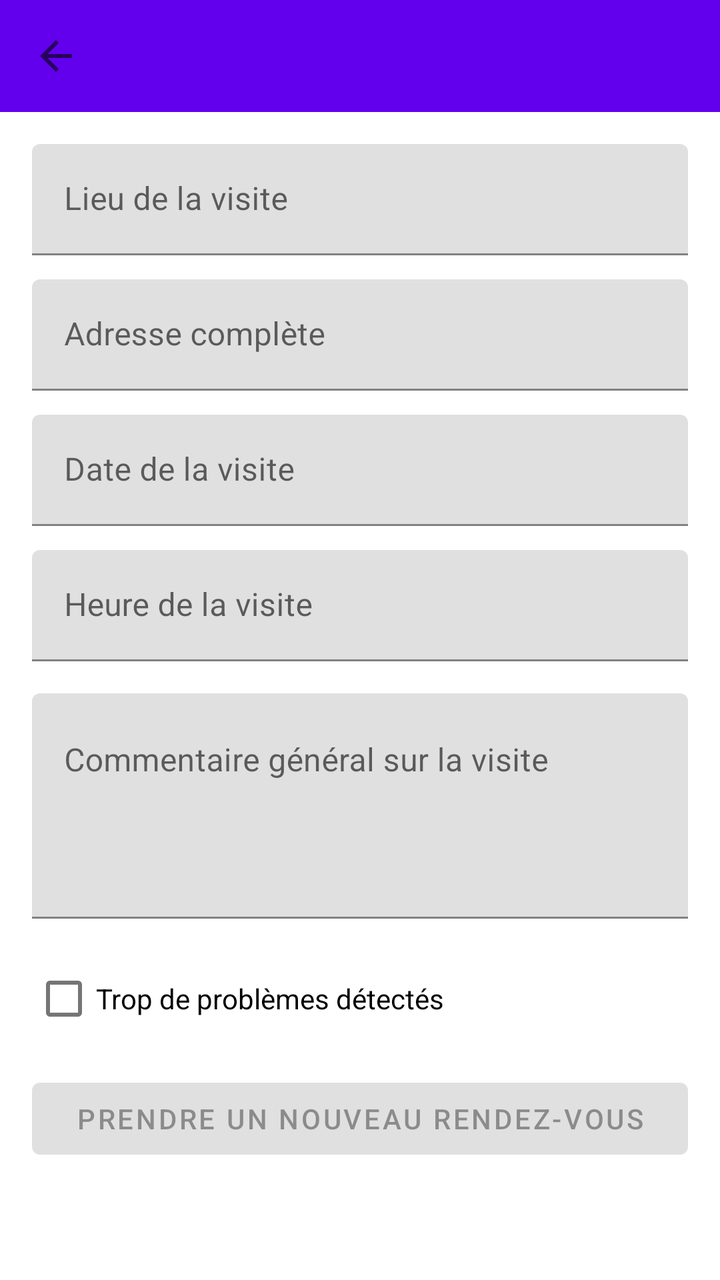
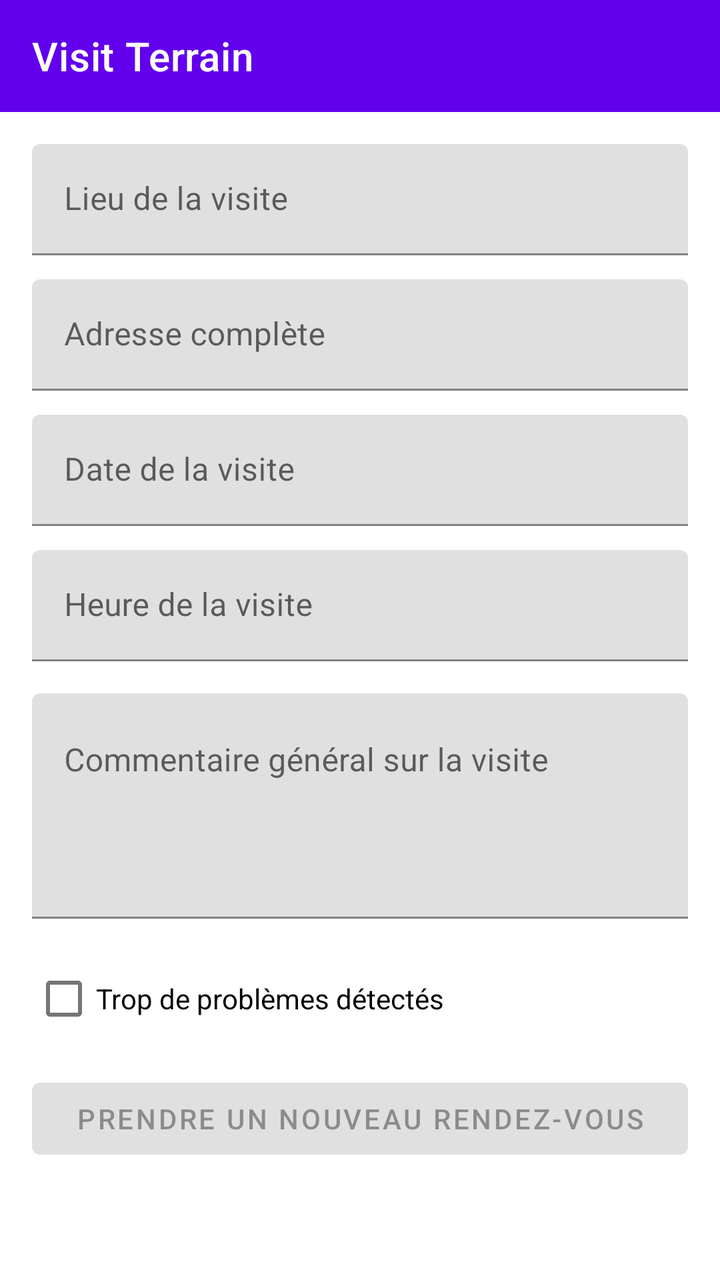

Two renders of the same Android screen: before a commit and after it. Below are the layout's source before the change and the commit's diff.
<!-- AndroidManifest.xml: application theme Theme.ApplicationTechnicien -->
<!-- res/layout/activity_terrain.xml -->
<?xml version="1.0" encoding="utf-8"?>
<androidx.constraintlayout.widget.ConstraintLayout xmlns:android="http://schemas.android.com/apk/res/android"
    xmlns:app="http://schemas.android.com/apk/res-auto"
    xmlns:tools="http://schemas.android.com/tools"
    android:id="@+id/main"
    android:layout_width="match_parent"
    android:layout_height="match_parent"
    tools:context=".terrain">

    
    <com.google.android.material.appbar.MaterialToolbar
        android:id="@+id/toolbar_photo"
        android:layout_width="0dp"
        android:layout_height="wrap_content"
        android:background="@color/purple_500"
        app:layout_constraintEnd_toEndOf="parent"
        app:layout_constraintStart_toStartOf="parent"
        app:layout_constraintTop_toTopOf="parent"
        app:navigationIcon="@drawable/ic_arrow_back_white_24dp"
        app:titleTextColor="@android:color/white" />

    
    <ScrollView
        android:layout_width="0dp"
        android:layout_height="0dp"
        android:padding="16dp"
        app:layout_constraintTop_toBottomOf="@id/toolbar_photo"
        app:layout_constraintBottom_toBottomOf="parent"
        app:layout_constraintStart_toStartOf="parent"
        app:layout_constraintEnd_toEndOf="parent">

        <LinearLayout
            android:layout_width="match_parent"
            android:layout_height="wrap_content"
            android:orientation="vertical">

            
            <com.google.android.material.textfield.TextInputLayout
                android:layout_width="match_parent"
                android:layout_height="wrap_content"
                android:hint="Lieu de la visite">

                <com.google.android.material.textfield.TextInputEditText
                    android:id="@+id/etLieu"
                    android:layout_width="match_parent"
                    android:layout_height="wrap_content"/>
            </com.google.android.material.textfield.TextInputLayout>

            
            <com.google.android.material.textfield.TextInputLayout
                android:layout_width="match_parent"
                android:layout_height="wrap_content"
                android:hint="Adresse complète"
                android:layout_marginTop="12dp">

                <com.google.android.material.textfield.TextInputEditText
                    android:id="@+id/etAdresse"
                    android:layout_width="match_parent"
                    android:layout_height="wrap_content"/>
            </com.google.android.material.textfield.TextInputLayout>

            
            <com.google.android.material.textfield.TextInputLayout
                android:layout_width="match_parent"
                android:layout_height="wrap_content"
                android:hint="Date de la visite"
                android:layout_marginTop="12dp">

                <com.google.android.material.textfield.TextInputEditText
                    android:id="@+id/etDate"
                    android:layout_width="match_parent"
                    android:layout_height="wrap_content"
                    android:focusable="false"
                    android:clickable="true"/>
            </com.google.android.material.textfield.TextInputLayout>

            
            <com.google.android.material.textfield.TextInputLayout
                android:layout_width="match_parent"
                android:layout_height="wrap_content"
                android:hint="Heure de la visite"
                android:layout_marginTop="12dp">

                <com.google.android.material.textfield.TextInputEditText
                    android:id="@+id/etHeure"
                    android:layout_width="match_parent"
                    android:layout_height="wrap_content"
                    android:focusable="false"
                    android:clickable="true"/>
            </com.google.android.material.textfield.TextInputLayout>

            
            <com.google.android.material.textfield.TextInputLayout
                android:layout_width="match_parent"
                android:layout_height="wrap_content"
                android:hint="Commentaire général sur la visite"
                android:layout_marginTop="16dp">

                <com.google.android.material.textfield.TextInputEditText
                    android:id="@+id/etCommentaire"
                    android:layout_width="match_parent"
                    android:layout_height="wrap_content"
                    android:inputType="textMultiLine"
                    android:minLines="4"
                    android:maxLines="8"
                    android:gravity="top|start"/>
            </com.google.android.material.textfield.TextInputLayout>

            
            <CheckBox
                android:id="@+id/cbProbleme"
                android:layout_width="wrap_content"
                android:layout_height="wrap_content"
                android:text="Trop de problèmes détectés"
                android:layout_marginTop="16dp"/>

            
            <Button
                android:id="@+id/btnNouveauRdv"
                android:layout_width="match_parent"
                android:layout_height="wrap_content"
                android:text="Prendre un nouveau rendez-vous"
                android:layout_marginTop="12dp"
                android:enabled="false"/>

        </LinearLayout>

    </ScrollView>

</androidx.constraintlayout.widget.ConstraintLayout>
<!-- resources referenced by this layout -->
<resources>
  <color name="purple_500">#FF6200EE</color>
  <!-- drawable ic_arrow_back_white_24dp (drawable) -->
  <vector xmlns:android="http://schemas.android.com/apk/res/android"
      android:width="24dp"
      android:height="24dp"
      android:viewportWidth="24.0"
      android:viewportHeight="24.0"
      android:tint="?attr/colorControlNormal">
    <path
        android:fillColor="@android:color/white"
        android:pathData="M20,11H7.83l5.59,-5.59L12,4l-8,8 8,8 1.41,-1.41L7.83,13H20v-2z"/>
  </vector>
  <style name="Theme.ApplicationTechnicien" parent="Theme.MaterialComponents.DayNight.DarkActionBar">
          
          <item name="colorPrimary">@color/purple_500</item>
          <item name="colorPrimaryVariant">@color/purple_700</item>
          <item name="colorOnPrimary">@color/white</item>
          
          <item name="colorSecondary">@color/teal_200</item>
          <item name="colorSecondaryVariant">@color/teal_700</item>
          <item name="colorOnSecondary">@color/black</item>
          
          <item name="android:statusBarColor">?attr/colorPrimaryVariant</item>
          
      </style>
  <color name="purple_700">#FF3700B3</color>
  <color name="white">#FFFFFFFF</color>
  <color name="teal_200">#FF03DAC5</color>
  <color name="teal_700">#FF018786</color>
  <color name="black">#FF000000</color>
</resources>

<!-- the commit's change to res/layout/activity_terrain.xml (unified diff, before → after) -->
@@ -13,10 +13,10 @@
         android:layout_width="0dp"
         android:layout_height="wrap_content"
         android:background="@color/purple_500"
+        app:title="Visit Terrain"
         app:layout_constraintEnd_toEndOf="parent"
         app:layout_constraintStart_toStartOf="parent"
         app:layout_constraintTop_toTopOf="parent"
-        app:navigationIcon="@drawable/ic_arrow_back_white_24dp"
         app:titleTextColor="@android:color/white" />
 
     
<!-- resource entries referenced after the edit -->
@@ -1,17 +1,6 @@
 <!-- resources referenced by this layout -->
 <resources>
   <color name="purple_500">#FF6200EE</color>
-  <!-- drawable ic_arrow_back_white_24dp (drawable) -->
-  <vector xmlns:android="http://schemas.android.com/apk/res/android"
-      android:width="24dp"
-      android:height="24dp"
-      android:viewportWidth="24.0"
-      android:viewportHeight="24.0"
-      android:tint="?attr/colorControlNormal">
-    <path
-        android:fillColor="@android:color/white"
-        android:pathData="M20,11H7.83l5.59,-5.59L12,4l-8,8 8,8 1.41,-1.41L7.83,13H20v-2z"/>
-  </vector>
   <style name="Theme.ApplicationTechnicien" parent="Theme.MaterialComponents.DayNight.DarkActionBar">
           
           <item name="colorPrimary">@color/purple_500</item>
